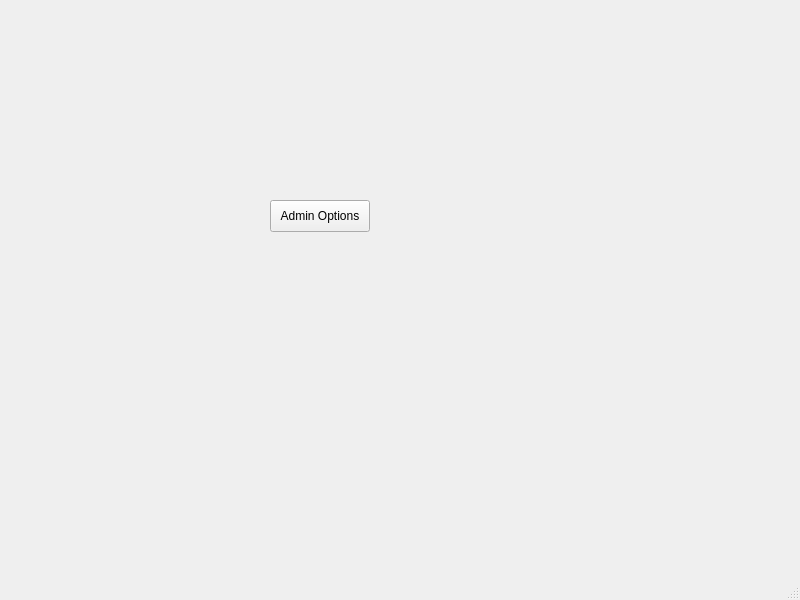
This is mainwindow.ui in nokk3n-dev/CS1D-Project-2-Baseball as Qt 5 draws it before an edit. The edited form follows.
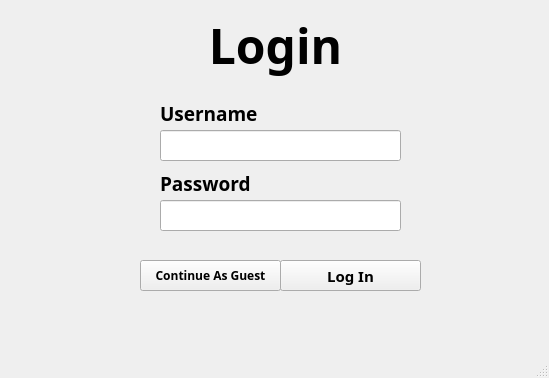
This is the edited form.

Diff of the .ui file:
```diff
--- a/mainwindow.ui
+++ b/mainwindow.ui
@@ -6,25 +6,191 @@
    <rect>
     <x>0</x>
     <y>0</y>
-    <width>800</width>
-    <height>600</height>
+    <width>549</width>
+    <height>378</height>
    </rect>
   </property>
   <property name="windowTitle">
    <string>MainWindow</string>
   </property>
   <widget class="QWidget" name="centralwidget">
-   <widget class="QPushButton" name="adminButton">
+   <widget class="QLabel" name="Label_Username">
     <property name="geometry">
      <rect>
-      <x>270</x>
+      <x>160</x>
+      <y>100</y>
+      <width>181</width>
+      <height>21</height>
+     </rect>
+    </property>
+    <property name="font">
+     <font>
+      <family>Arial Black</family>
+      <pointsize>14</pointsize>
+      <bold>true</bold>
+     </font>
+    </property>
+    <property name="text">
+     <string>Username</string>
+    </property>
+    <property name="textFormat">
+     <enum>Qt::RichText</enum>
+    </property>
+    <property name="alignment">
+     <set>Qt::AlignLeading|Qt::AlignLeft|Qt::AlignVCenter</set>
+    </property>
+   </widget>
+   <widget class="QLineEdit" name="Input_Password">
+    <property name="geometry">
+     <rect>
+      <x>160</x>
       <y>200</y>
-      <width>100</width>
-      <height>32</height>
+      <width>241</width>
+      <height>31</height>
      </rect>
     </property>
+    <property name="inputMask">
+     <string/>
+    </property>
     <property name="text">
-     <string>Admin Options</string>
+     <string/>
+    </property>
+    <property name="echoMode">
+     <enum>QLineEdit::Password</enum>
+    </property>
+   </widget>
+   <widget class="QLineEdit" name="Input_Username">
+    <property name="geometry">
+     <rect>
+      <x>160</x>
+      <y>130</y>
+      <width>241</width>
+      <height>31</height>
+     </rect>
+    </property>
+    <property name="inputMask">
+     <string/>
+    </property>
+    <property name="text">
+     <string/>
+    </property>
+   </widget>
+   <widget class="QPushButton" name="Button_LogIn">
+    <property name="geometry">
+     <rect>
+      <x>280</x>
+      <y>260</y>
+      <width>141</width>
+      <height>31</height>
+     </rect>
+    </property>
+    <property name="font">
+     <font>
+      <family>Arial Black</family>
+      <pointsize>11</pointsize>
+      <bold>true</bold>
+     </font>
+    </property>
+    <property name="text">
+     <string>Log In</string>
+    </property>
+   </widget>
+   <widget class="QPushButton" name="Button_Guest">
+    <property name="geometry">
+     <rect>
+      <x>140</x>
+      <y>260</y>
+      <width>141</width>
+      <height>31</height>
+     </rect>
+    </property>
+    <property name="font">
+     <font>
+      <family>Arial Black</family>
+      <pointsize>9</pointsize>
+      <bold>true</bold>
+     </font>
+    </property>
+    <property name="text">
+     <string>Continue As Guest</string>
+    </property>
+   </widget>
+   <widget class="QLabel" name="Label_Login">
+    <property name="geometry">
+     <rect>
+      <x>160</x>
+      <y>10</y>
+      <width>231</width>
+      <height>71</height>
+     </rect>
+    </property>
+    <property name="font">
+     <font>
+      <family>Arial Black</family>
+      <pointsize>36</pointsize>
+      <bold>true</bold>
+     </font>
+    </property>
+    <property name="text">
+     <string>Login</string>
+    </property>
+    <property name="textFormat">
+     <enum>Qt::RichText</enum>
+    </property>
+    <property name="alignment">
+     <set>Qt::AlignCenter</set>
+    </property>
+   </widget>
+   <widget class="QLabel" name="Label_Password">
+    <property name="geometry">
+     <rect>
+      <x>160</x>
+      <y>170</y>
+      <width>181</width>
+      <height>21</height>
+     </rect>
+    </property>
+    <property name="font">
+     <font>
+      <family>Arial Black</family>
+      <pointsize>14</pointsize>
+      <bold>true</bold>
+     </font>
+    </property>
+    <property name="text">
+     <string>Password</string>
+    </property>
+    <property name="textFormat">
+     <enum>Qt::RichText</enum>
+    </property>
+    <property name="alignment">
+     <set>Qt::AlignLeading|Qt::AlignLeft|Qt::AlignVCenter</set>
+    </property>
+   </widget>
+   <widget class="QLabel" name="ErrorMessage">
+    <property name="geometry">
+     <rect>
+      <x>80</x>
+      <y>290</y>
+      <width>391</width>
+      <height>41</height>
+     </rect>
+    </property>
+    <property name="font">
+     <font>
+      <family>Arial Black</family>
+      <pointsize>12</pointsize>
+      <bold>true</bold>
+     </font>
+    </property>
+    <property name="text">
+     <string/>
+    </property>
+    <property name="textFormat">
+     <enum>Qt::RichText</enum>
+    </property>
+    <property name="alignment">
+     <set>Qt::AlignCenter</set>
     </property>
    </widget>
   </widget>
```
Left out of the diff: 4 changed lines with no effect on the pictures.
